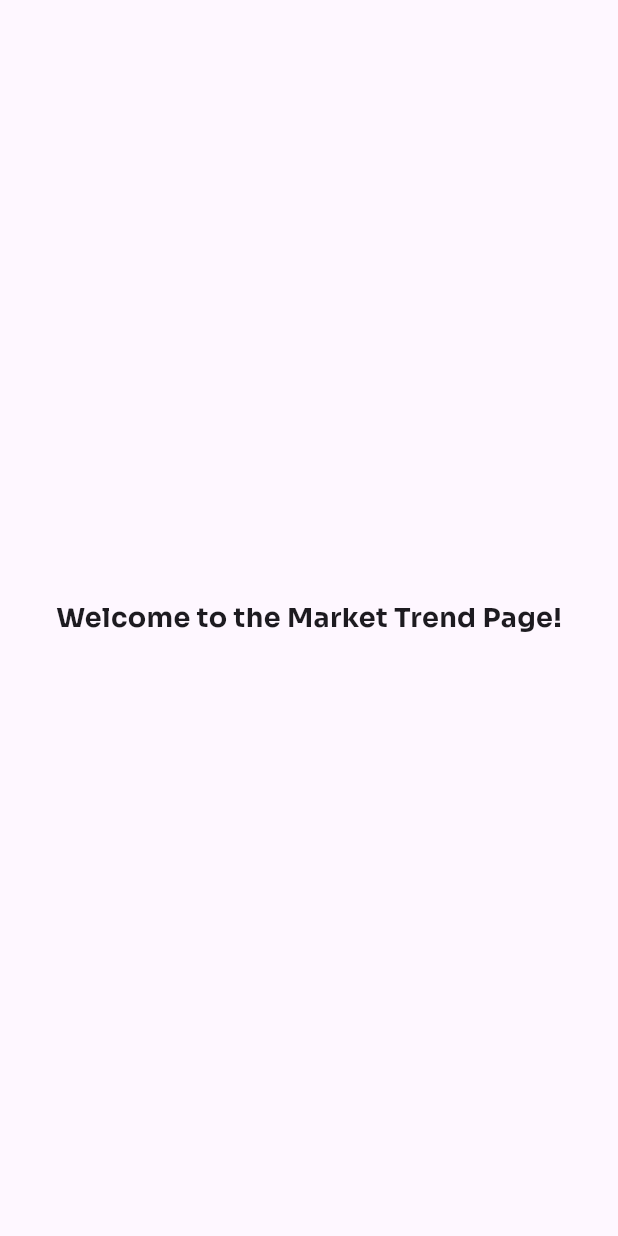
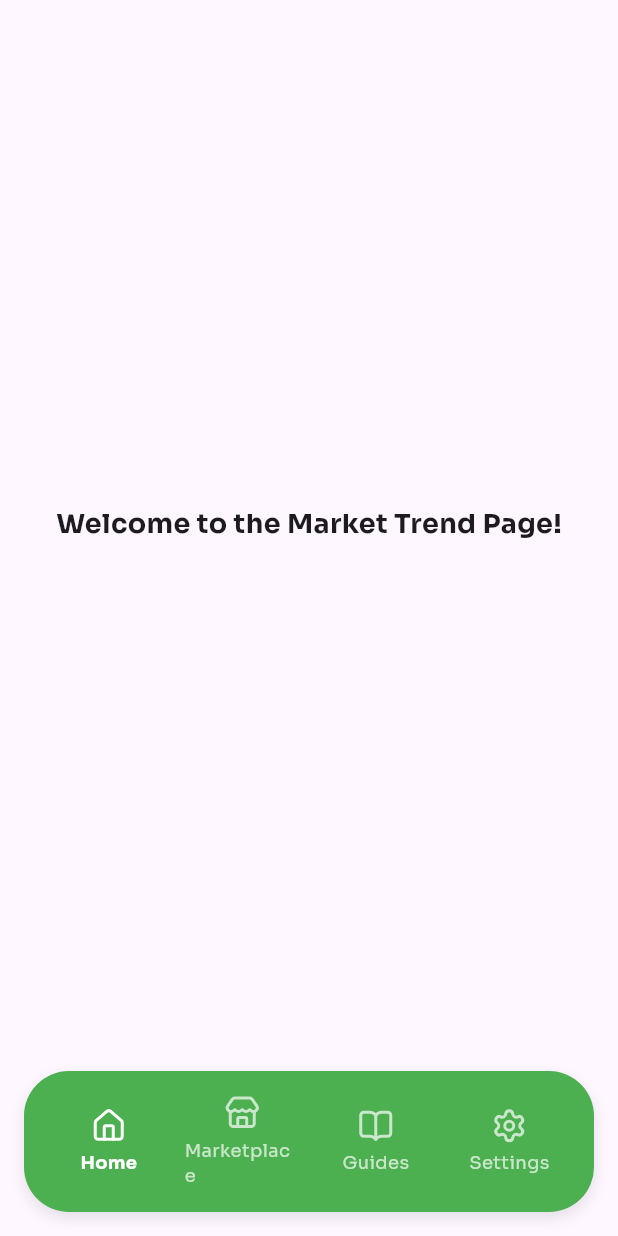
Before and after one commit to jamaica-salem/KaagAPPay, a Flutter app: the MarketTrendPage screen opened by its route, on a phone screen of 412 x 824 dp. Run offline on Flutter 3.47's test engine with Material 3 defaults, Android fonts, the phone set to English and light mode, and no system bars; our stand-ins replace lucide_icons; project files that could hold a hidden picture were left out.

Commit message:
🎨 Add reusable bottom navigation bar with state management

```diff
--- /dev/null
+++ b/lib/components/bottom_nav_bar.dart
@@ -0,0 +1,129 @@
+import 'package:flutter/material.dart';
+import 'package:lucide_icons/lucide_icons.dart';
+
+class BottomNavBar extends StatefulWidget {
+  final int currentIndex;
+  final ValueChanged<int> onTap;
+
+  const BottomNavBar({
+    Key? key,
+    required this.currentIndex,
+    required this.onTap,
+  }) : super(key: key);
+
+  @override
+  State<BottomNavBar> createState() => _MyNavbarState();
+}
+
+class _MyNavbarState extends State<BottomNavBar> with SingleTickerProviderStateMixin {
+  late final AnimationController _animationController;
+  late final Animation<double> _scaleAnimation;
+
+  final Color primaryGreen = const Color(0xFF4CAF50);
+
+  // Define nav items
+  final List<_NavItem> _items = const [
+    _NavItem(label: 'Home', icon: LucideIcons.home),
+    _NavItem(label: 'Marketplace', icon: LucideIcons.store),
+    _NavItem(label: 'Guides', icon: LucideIcons.bookOpen),
+    _NavItem(label: 'Settings', icon: LucideIcons.settings),
+  ];
+
+  @override
+  void initState() {
+    super.initState();
+    _animationController = AnimationController(
+      vsync: this,
+      duration: const Duration(milliseconds: 200),
+    );
+
+    _scaleAnimation = Tween<double>(begin: 1.0, end: 1.2).animate(
+      CurvedAnimation(parent: _animationController, curve: Curves.easeInOut),
+    );
+  }
+
+  @override
+  void dispose() {
+    _animationController.dispose();
+    super.dispose();
+  }
+
+  @override
+  Widget build(BuildContext context) {
+    return Container(
+      margin: const EdgeInsets.all(16),
+      padding: const EdgeInsets.symmetric(horizontal: 12, vertical: 8),
+      decoration: BoxDecoration(
+        color: primaryGreen,
+        borderRadius: BorderRadius.circular(30),
+        boxShadow: [
+          BoxShadow(
+            color: Colors.black.withOpacity(0.1),
+            blurRadius: 8,
+            offset: const Offset(0, 4),
+          ),
+        ],
+      ),
+      child: Row(
+        mainAxisAlignment: MainAxisAlignment.spaceAround,
+        children: List.generate(_items.length, (index) {
+          final isSelected = widget.currentIndex == index;
+
+          return Expanded(
+            child: InkWell(
+              borderRadius: BorderRadius.circular(30),
+              onTap: () {
+                widget.onTap(index);
+                _animationController.forward().then((_) => _animationController.reverse());
+              },
+              child: Padding(
+                padding: const EdgeInsets.symmetric(vertical: 8, horizontal: 6),
+                child: Column(
+                  mainAxisSize: MainAxisSize.min,
+                  children: [
+                    AnimatedScale(
+                      scale: isSelected ? _scaleAnimation.value : 1.0,
+                      duration: const Duration(milliseconds: 200),
+                      curve: Curves.easeInOut,
+                      child: Icon(
+                        _items[index].icon,
+                        color: isSelected ? Colors.white : Colors.white70,
+                      ),
+                    ),
+                    const SizedBox(height: 4),
+                    Text(
+                      _items[index].label,
+                      style: TextStyle(
+                        color: isSelected ? Colors.white : Colors.white70,
+                        fontWeight: isSelected ? FontWeight.bold : FontWeight.normal,
+                        fontSize: 12,
+                      ),
+                    ),
+                  ],
+                ),
+              ),
+            ),
+          );
+        }),
+      ),
+    );
+  }
+}
+
+// Private NavItem class to hold label and icon data
+class _NavItem {
+  final String label;
+  final IconData icon;
+
+  const _NavItem({required this.label, required this.icon});
+}
+
+/*
+Key Features Implemented:
+- Animated icon scaling on selection with smooth transition
+- Rounded corners with elevation for soft shadow
+- Responsive tapping with InkWell effect
+- Clear separation of navigation data (_NavItem)
+- Error-safe ValueChanged<int> usage
+- High performance using const where possible
+*/
--- a/lib/views/home/market_trend_page.dart
+++ b/lib/views/home/market_trend_page.dart
@@ -1,7 +1,25 @@
 import 'package:flutter/material.dart';
+import 'package:kaagappay/components/bottom_nav_bar.dart';  // <-- Make sure this import is correct
 
-class MarketTrendPage extends StatelessWidget {
+class MarketTrendPage extends StatefulWidget {
   const MarketTrendPage({Key? key}) : super(key: key);
+
+  @override
+  State<MarketTrendPage> createState() => _MarketTrendPageState();
+}
+
+class _MarketTrendPageState extends State<MarketTrendPage> {
+  int _currentIndex = 0;
+
+  void _onTabTapped(int index) {
+    setState(() {
+      _currentIndex = index;
+    });
+
+    // Optional: Add navigation here if needed
+    // Example:
+    // if (index == 1) Navigator.pushNamed(context, NavigatePages.marketplace);
+  }
 
   @override
   Widget build(BuildContext context) {
@@ -12,6 +30,10 @@ class MarketTrendPage extends StatelessWidget {
           style: TextStyle(fontSize: 18, fontWeight: FontWeight.bold),
         ),
       ),
+      bottomNavigationBar: BottomNavBar(
+        currentIndex: _currentIndex,
+        onTap: _onTabTapped,
+      ),
     );
   }
 }
--- a/pubspec.yaml
+++ b/pubspec.yaml
@@ -28,6 +28,7 @@ environment:
 # the latest version available on pub.dev. To see which dependencies have newer
 # versions available, run `flutter pub outdated`.
 dependencies:
+  lucide_icons: ^0.256.0
   flutter:
     sdk: flutter
 
```
Also changed, not shown: pubspec.lock.
